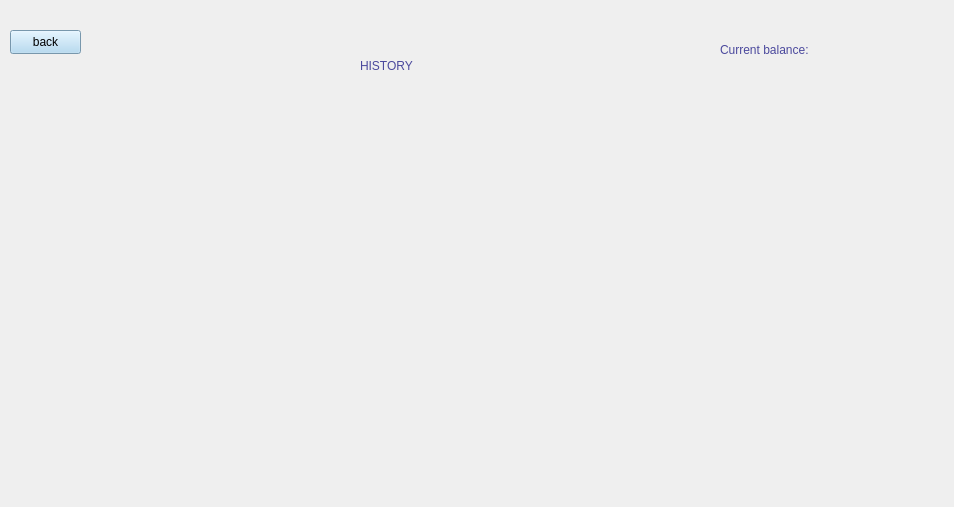
First picture: the form in view/history.ui, repository rawsashimi1604/1009_BankingSystem, before the edit.
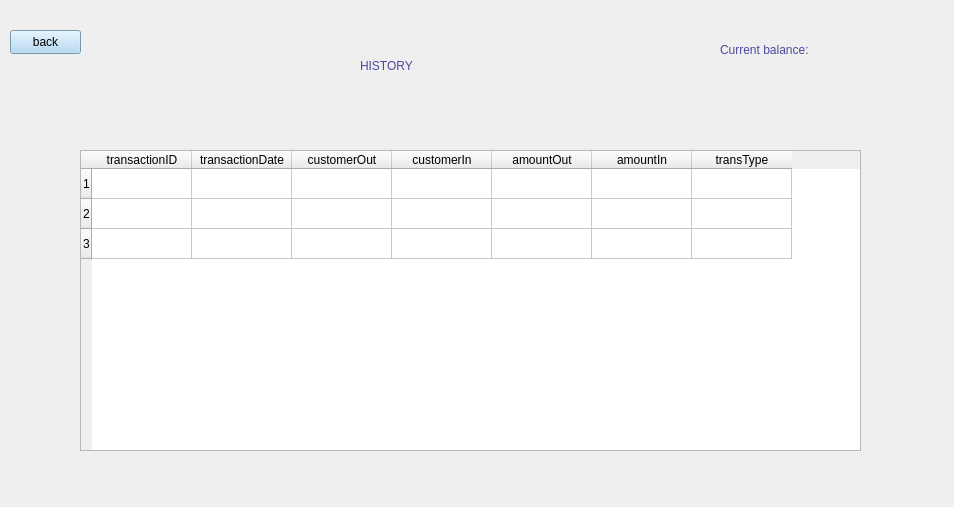
Second picture: the form after the edit.

Commit message: added table views for both history & leaderboard

What changed in the file:
```diff
--- a/view/history.ui
+++ b/view/history.ui
@@ -77,6 +77,69 @@
       <string>Current balance:</string>
      </property>
     </widget>
+    <widget class="QTableWidget" name="tableWidget">
+     <property name="geometry">
+      <rect>
+       <x>70</x>
+       <y>140</y>
+       <width>781</width>
+       <height>301</height>
+      </rect>
+     </property>
+     <property name="styleSheet">
+      <string notr="true">font: 700 9pt &quot;Segoe UI&quot;;</string>
+     </property>
+     <row>
+      <property name="text">
+       <string>1</string>
+      </property>
+     </row>
+     <row>
+      <property name="text">
+       <string>2</string>
+      </property>
+     </row>
+     <row>
+      <property name="text">
+       <string>3</string>
+      </property>
+     </row>
+     <column>
+      <property name="text">
+       <string>transactionID</string>
+      </property>
+     </column>
+     <column>
+      <property name="text">
+       <string>transactionDate</string>
+      </property>
+     </column>
+     <column>
+      <property name="text">
+       <string>customerOut</string>
+      </property>
+     </column>
+     <column>
+      <property name="text">
+       <string>customerIn</string>
+      </property>
+     </column>
+     <column>
+      <property name="text">
+       <string>amountOut</string>
+      </property>
+     </column>
+     <column>
+      <property name="text">
+       <string>amountIn</string>
+      </property>
+     </column>
+     <column>
+      <property name="text">
+       <string>transType</string>
+      </property>
+     </column>
+    </widget>
    </widget>
   </widget>
  </widget>
```
The commit also changes 1 other file.
